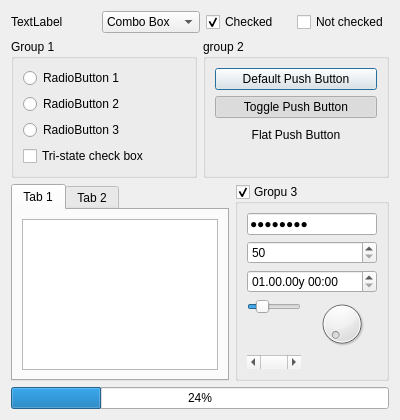
Old version of the form src/widgets.ui in the repository aoloe/python-tutorial-qt.
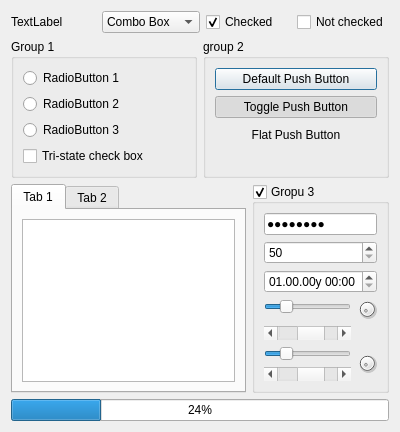
New version of the form.

Commit message: signals and slots

```diff
--- a/src/widgets.ui
+++ b/src/widgets.ui
@@ -80,7 +80,7 @@
          </widget>
         </item>
         <item>
-         <layout class="QGridLayout" name="gridLayout">
+         <layout class="QGridLayout" name="gridLayout" columnstretch="0,0">
           <item row="1" column="0">
            <widget class="QSlider" name="horizontalSlider">
             <property name="value">
@@ -102,7 +102,55 @@
            </widget>
           </item>
           <item row="1" column="1" rowspan="2">
-           <widget class="QDial" name="dial"/>
+           <widget class="QDial" name="dial">
+            <property name="maximumSize">
+             <size>
+              <width>20</width>
+              <height>20</height>
+             </size>
+            </property>
+            <property name="maximum">
+             <number>100</number>
+            </property>
+           </widget>
+          </item>
+         </layout>
+        </item>
+        <item>
+         <layout class="QHBoxLayout" name="horizontalLayout_6">
+          <item>
+           <layout class="QVBoxLayout" name="verticalLayout">
+            <item>
+             <widget class="QSlider" name="horizontalSlider_2">
+              <property name="value">
+               <number>20</number>
+              </property>
+              <property name="orientation">
+               <enum>Qt::Horizontal</enum>
+              </property>
+             </widget>
+            </item>
+            <item>
+             <widget class="QScrollBar" name="horizontalScrollBar_2">
+              <property name="value">
+               <number>60</number>
+              </property>
+              <property name="orientation">
+               <enum>Qt::Horizontal</enum>
+              </property>
+             </widget>
+            </item>
+           </layout>
+          </item>
+          <item>
+           <widget class="QDial" name="dial_2">
+            <property name="maximumSize">
+             <size>
+              <width>20</width>
+              <height>20</height>
+             </size>
+            </property>
+           </widget>
           </item>
          </layout>
         </item>
```
The commit also changes 2 other files.
